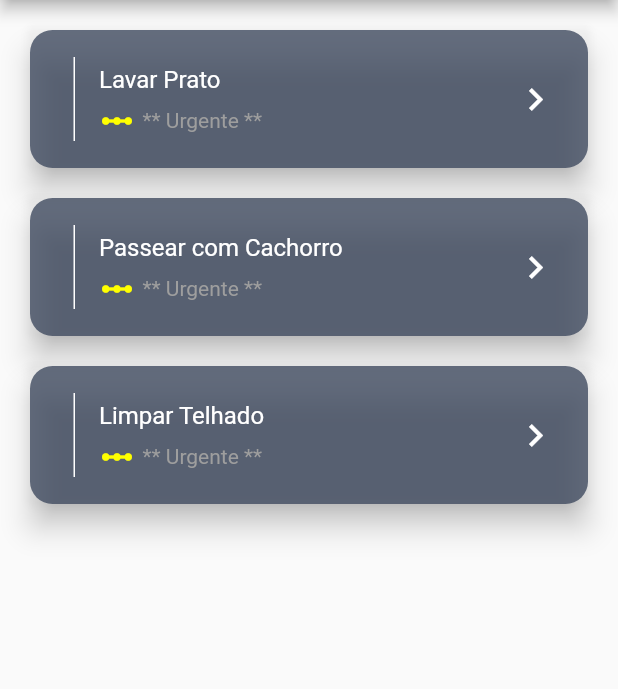
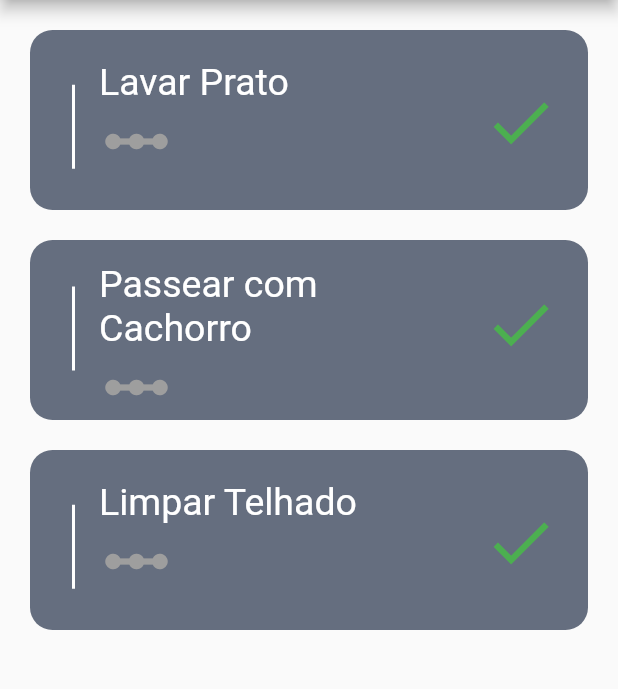
Before and after one commit to Davidson031/AppTarefasFlutter, a Flutter app: the screen it shows after launch, on a phone screen of 412 x 824 dp, the part 84-773 px from its top. Run offline on Flutter 3.47's test engine with Material 2 defaults, Android fonts, the phone set to English and light mode, and no system bars.

Commit message:
Melhorando ListTile de tarefa

```diff
--- a/lib/components/TarefaTile.dart
+++ b/lib/components/TarefaTile.dart
@@ -12,46 +12,39 @@ class TarefaTile extends StatelessWidget {
 
   @override
   Widget build(BuildContext context) {
-    return Card(
-      color: Colors.transparent,
-      elevation: 8.0,
+    return Container(
       margin: const EdgeInsets.only(left: 20, top: 20, right: 20),
-      child: Container(
-        decoration: const BoxDecoration(
-          color: Color.fromRGBO(64, 75, 96, 0.8),
-          borderRadius: BorderRadius.all(Radius.circular(15)),
-        ),
+      height: 120,
+      decoration: const BoxDecoration(
+        color: Color.fromRGBO(64, 75, 96, 0.8),
+        borderRadius: BorderRadius.all(Radius.circular(15)),
+      ),
+      child: Center(
         child: ListTile(
           minLeadingWidth: 10,
-          contentPadding:
-              EdgeInsets.symmetric(horizontal: 20.0, vertical: 10.0),
+          minVerticalPadding: 0,
+          contentPadding: EdgeInsets.symmetric(
+            horizontal: 20.0,
+            vertical: 15.0,
+          ),
           leading: Container(
-            height: 80,
+            height: 100,
             width: 10,
             decoration: BoxDecoration(
                 border: Border(
-              right: BorderSide(width: 1.0, color: Colors.white),
+              right: BorderSide(width: 2.0, color: Colors.white),
             )),
           ),
           title: Text(
             titulo,
-            style: TextStyle(color: Colors.white),
+            style: TextStyle(color: Colors.white, fontSize: 25),
           ),
           subtitle: Row(
             children: [
-              Icon(Icons.linear_scale, color: Colors.yellowAccent),
-              SizedBox(
-                height: 35,
-                width: 5,
-              ),
-              Text(
-                "** Urgente **",
-                style: TextStyle(color: Colors.grey),
-              )
+              Icon(Icons.linear_scale, color: Colors.grey, size: 50,),
             ],
           ),
-          trailing:
-              Icon(Icons.keyboard_arrow_right, color: Colors.white, size: 30.0),
+          trailing: Icon(Icons.done, color: Colors.green, size: 50.0),
         ),
       ),
     );
```
